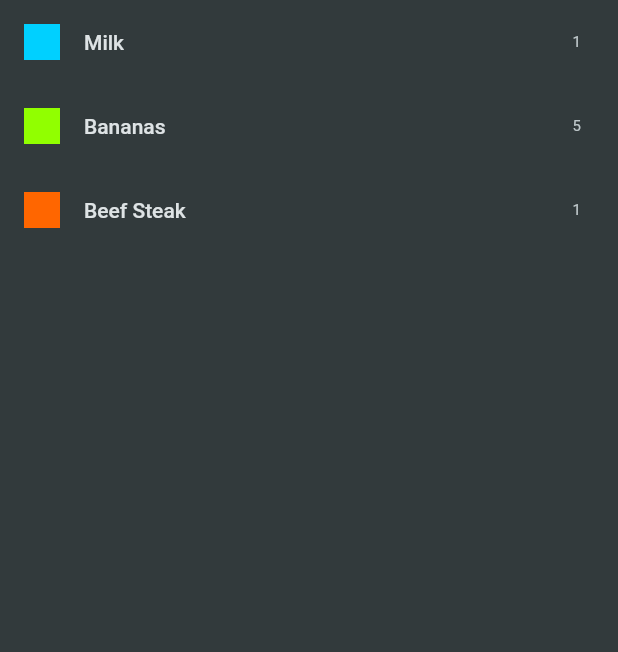
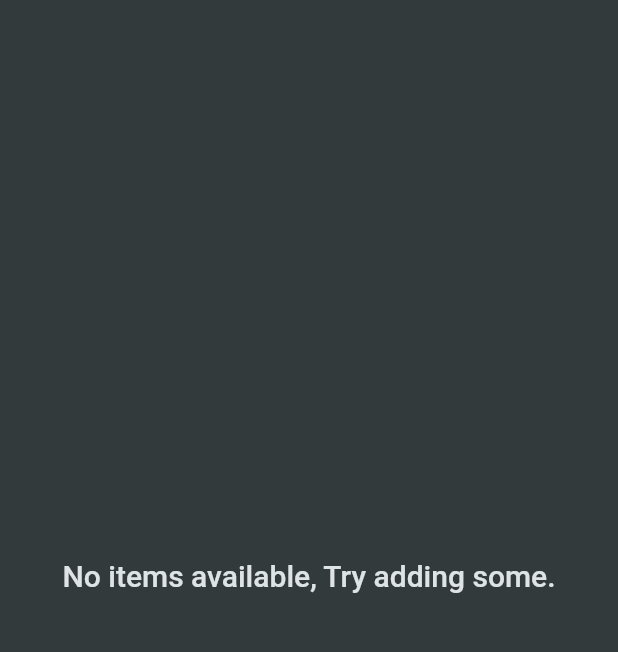
Before and after one commit to Neric1999/shoping_list_app, a Flutter app: the screen it shows after launch, on a phone screen of 412 x 824 dp, the part 84-736 px from its top. Run offline on Flutter 3.47's test engine with Material 2 defaults, Android fonts, the phone set to English and light mode, and no system bars.

Commit message:
Finishing up

```diff
--- a/lib/data/dummy_items.dart
+++ /dev/null
@@ -1,21 +0,0 @@
-import 'package:shoping_list_app/data/categories.dart';
-import 'package:shoping_list_app/models/category.dart';
-import 'package:shoping_list_app/models/grocery_item.dart';
-
-final groceryItems = [
-  GroceryItem(
-      id: 'a',
-      name: 'Milk',
-      quantity: 1,
-      category: categories[Categories.dairy]!),
-  GroceryItem(
-      id: 'b',
-      name: 'Bananas',
-      quantity: 5,
-      category: categories[Categories.fruit]!),
-  GroceryItem(
-      id: 'c',
-      name: 'Beef Steak',
-      quantity: 1,
-      category: categories[Categories.meat]!),
-];
--- a/lib/widgets/grocery_list.dart
+++ b/lib/widgets/grocery_list.dart
@@ -1,6 +1,6 @@
 import 'package:flutter/material.dart';
 
-import 'package:shoping_list_app/data/dummy_items.dart';
+import 'package:shoping_list_app/models/grocery_item.dart';
 import 'package:shoping_list_app/widgets/new_grocery.dart';
 
 class GroceryList extends StatefulWidget {
@@ -11,14 +11,72 @@ class GroceryList extends StatefulWidget {
 }
 
 class _GroceryListState extends State<GroceryList> {
-  void _addItem() {
-    Navigator.of(context).push(MaterialPageRoute(builder: (ctx) {
-      return const NewGroceryItem();
-    }));
+  final List<GroceryItem> _groceryItems = [];
+
+  void _addItem() async {
+    final newItem = await Navigator.of(context).push(
+      MaterialPageRoute(
+        builder: (ctx) {
+          return const NewGroceryItem();
+        },
+      ),
+    );
+
+    if (newItem == null) {
+      return;
+    }
+    setState(() {
+      _groceryItems.add(newItem);
+    });
+  }
+
+  void _removingItem(GroceryItem newItem) {
+    setState(() {
+      _groceryItems.remove(newItem);
+    });
   }
 
   @override
   Widget build(BuildContext context) {
+    Widget content = ListView.builder(
+      itemCount: _groceryItems.length,
+      itemBuilder: (ctx, index) => Dismissible(
+        key: ValueKey(_groceryItems[index].id),
+        onDismissed: (direction) {
+          _removingItem(_groceryItems[index]);
+        },
+        child: ListTile(
+          title: Text(_groceryItems[index].name),
+          leading: Container(
+            width: 24,
+            height: 24,
+            color: _groceryItems[index].category.color,
+          ),
+          trailing: Text(
+            _groceryItems[index].quantity.toString(),
+          ),
+        ),
+      ),
+    );
+
+    if (_groceryItems.isEmpty) {
+      setState(() {
+        content = Center(
+          child: Column(
+            mainAxisSize: MainAxisSize.min,
+            children: [
+              Text(
+                'No items available, Try adding some.',
+                style: Theme.of(context).textTheme.titleLarge!.copyWith(
+                      color: Theme.of(context).colorScheme.onBackground,
+                    ),
+              )
+            ],
+          ),
+        );
+      });
+    }
+
     return Scaffold(
       appBar: AppBar(
         title: const Text('Your Groceries'),
@@ -29,20 +87,7 @@ class _GroceryListState extends State<GroceryList> {
           ),
         ],
       ),
-      body: ListView.builder(
-        itemCount: groceryItems.length,
-        itemBuilder: (ctx, index) => ListTile(
-          title: Text(groceryItems[index].name),
-          leading: Container(
-            width: 24,
-            height: 24,
-            color: groceryItems[index].category.color,
-          ),
-          trailing: Text(
-            groceryItems[index].quantity.toString(),
-          ),
-        ),
-      ),
+      body: content,
     );
   }
 }
```
Also changed, not shown: lib/widgets/new_grocery.dart (+29 -3 lines).
